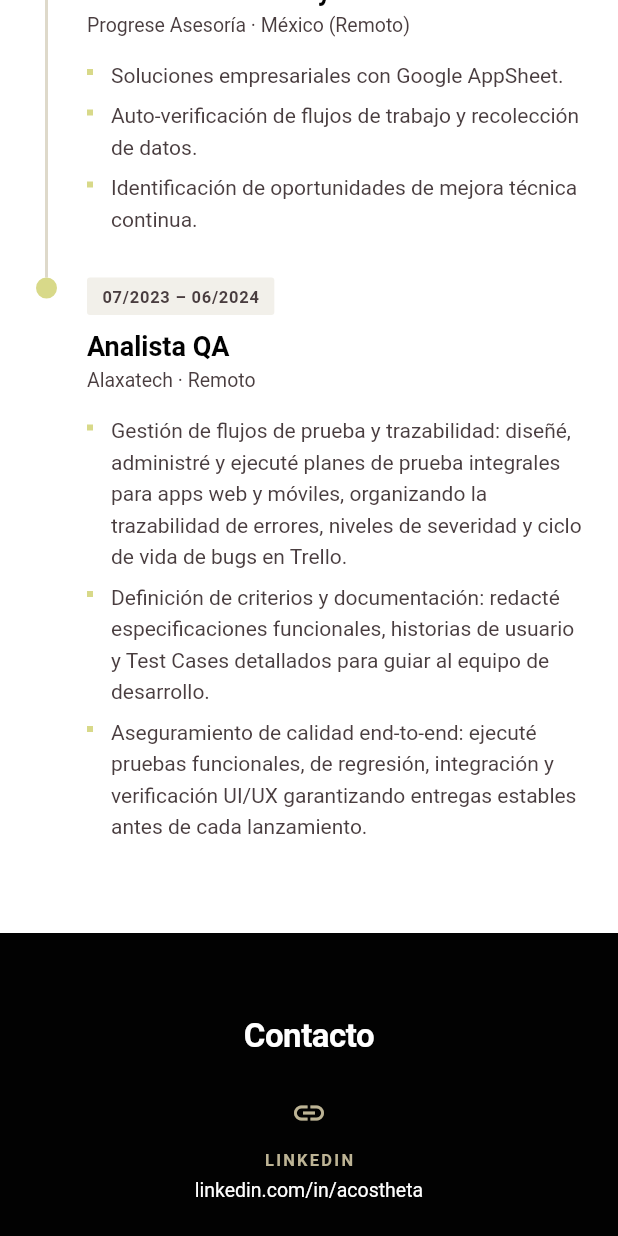
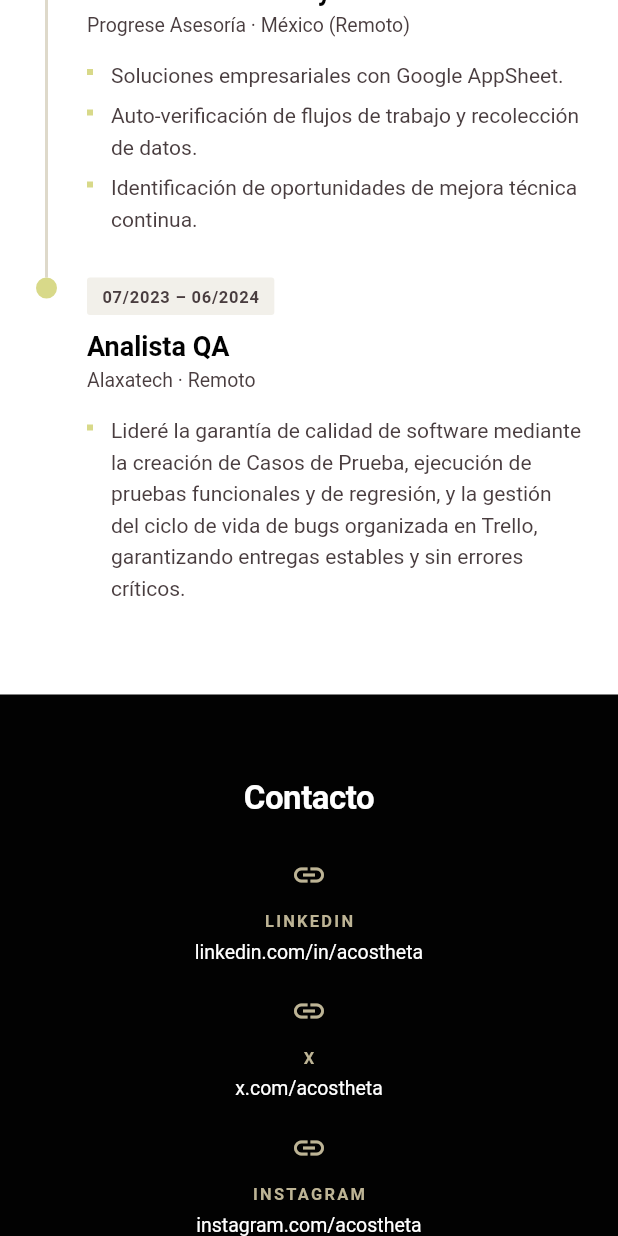
Before and after one commit to acostheta/acostheta-landing, a Flutter app: the screen it shows after launch, scrolled down 1728 dp, on a phone screen of 412 x 824 dp. Run offline on Flutter 3.47's test engine with Material 3 defaults, Android fonts, the phone set to English and light mode, and no system bars; network calls fail.

Commit message:
Replace Alaxatech bullets with ultra-corta summary

```diff
--- a/lib/widgets/experience_section.dart
+++ b/lib/widgets/experience_section.dart
@@ -31,9 +31,7 @@
       role: 'Analista QA',
       subtitle: 'Alaxatech · Remoto',
       bullets: [
-        'Gestión de flujos de prueba y trazabilidad: diseñé, administré y ejecuté planes de prueba integrales para apps web y móviles, organizando la trazabilidad de errores, niveles de severidad y ciclo de vida de bugs en Trello.',
-        'Definición de criterios y documentación: redacté especificaciones funcionales, historias de usuario y Test Cases detallados para guiar al equipo de desarrollo.',
-        'Aseguramiento de calidad end-to-end: ejecuté pruebas funcionales, de regresión, integración y verificación UI/UX garantizando entregas estables antes de cada lanzamiento.',
+        'Lideré la garantía de calidad de software mediante la creación de Casos de Prueba, ejecución de pruebas funcionales y de regresión, y la gestión del ciclo de vida de bugs organizada en Trello, garantizando entregas estables y sin errores críticos.',
       ],
     ),
   ];
```
